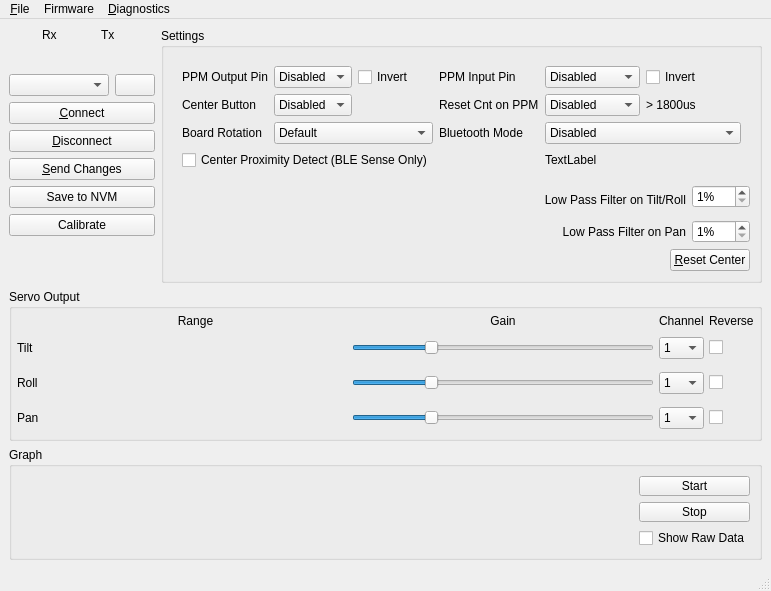
This is gui/src/mainwindow.ui in dlktdr/HeadTracker as Qt 5 draws it before an edit. The edited form follows.
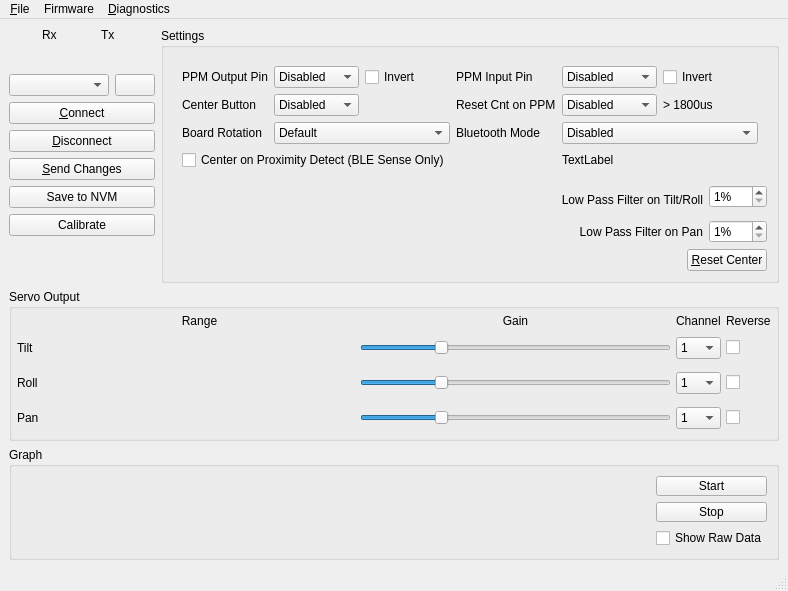
This is the edited form. Icons and pictures are not drawn. Custom widgets are drawn as their Qt base class.

The edit to the form file:
```diff
--- a/gui/src/mainwindow.ui
+++ b/gui/src/mainwindow.ui
@@ -503,7 +503,7 @@
              <item row="6" column="0" colspan="3">
               <widget class="QCheckBox" name="chkResetCenterWave">
                <property name="text">
-                <string>Center Proximity Detect (BLE Sense Only)</string>
+                <string>Center on Proximity Detect (BLE Sense Only)</string>
                </property>
               </widget>
              </item>
```
